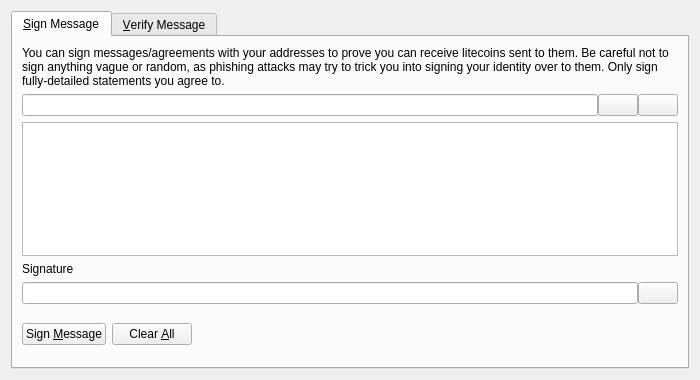
Old version of the form cnccoin/src/qt/forms/signverifymessagedialog.ui in the repository ohathar/cnccoin.
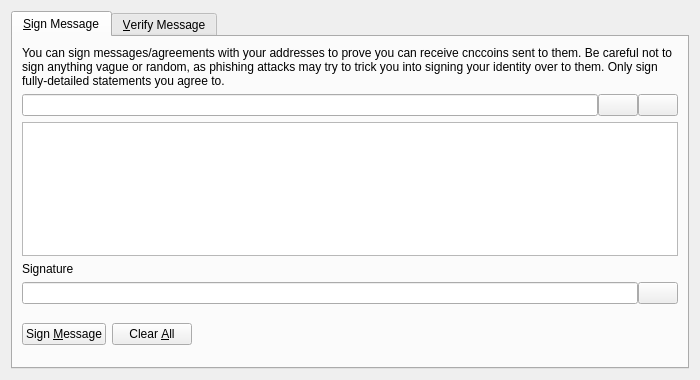
New version of the form. Icons and pictures are not drawn. Custom widgets are drawn as their Qt base class.

What changed in the file:
```diff
--- a/cnccoin/src/qt/forms/signverifymessagedialog.ui
+++ b/cnccoin/src/qt/forms/signverifymessagedialog.ui
@@ -30,7 +30,7 @@
        <item>
         <widget class="QLabel" name="infoLabel_SM">
          <property name="text">
-          <string>You can sign messages/agreements with your addresses to prove you can receive litecoins sent to them. Be careful not to sign anything vague or random, as phishing attacks may try to trick you into signing your identity over to them. Only sign fully-detailed statements you agree to.</string>
+          <string>You can sign messages/agreements with your addresses to prove you can receive cnccoins sent to them. Be careful not to sign anything vague or random, as phishing attacks may try to trick you into signing your identity over to them. Only sign fully-detailed statements you agree to.</string>
          </property>
          <property name="textFormat">
           <enum>Qt::PlainText</enum>
```
Left out of the diff: 8 changed lines with no effect on the pictures.
